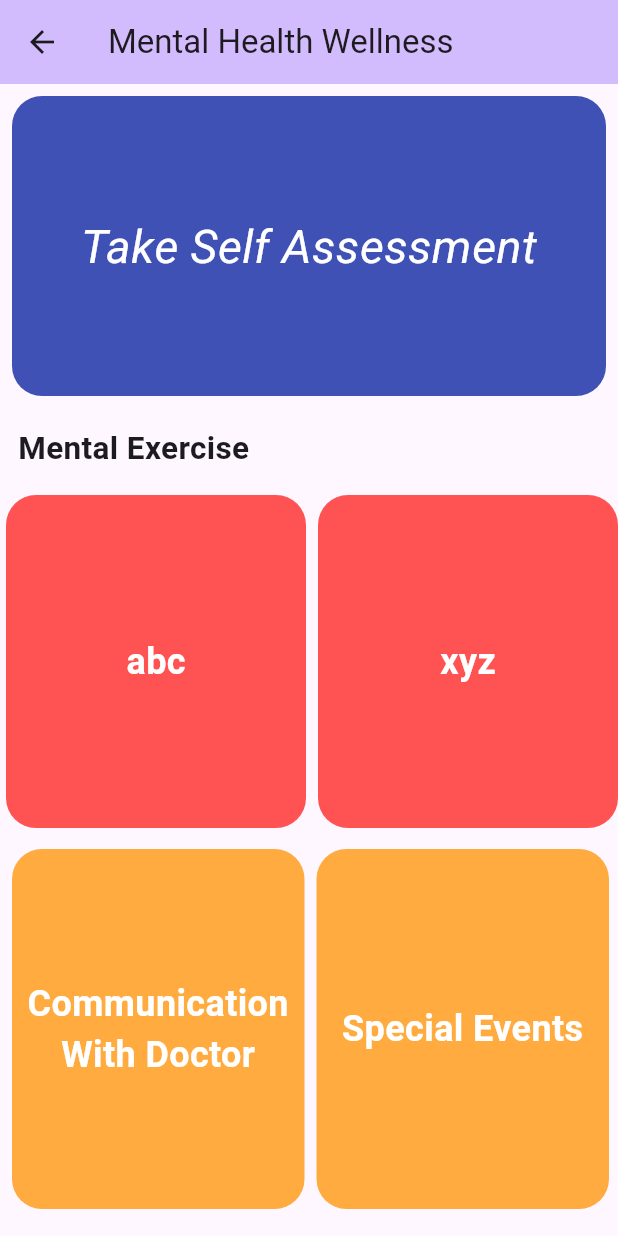
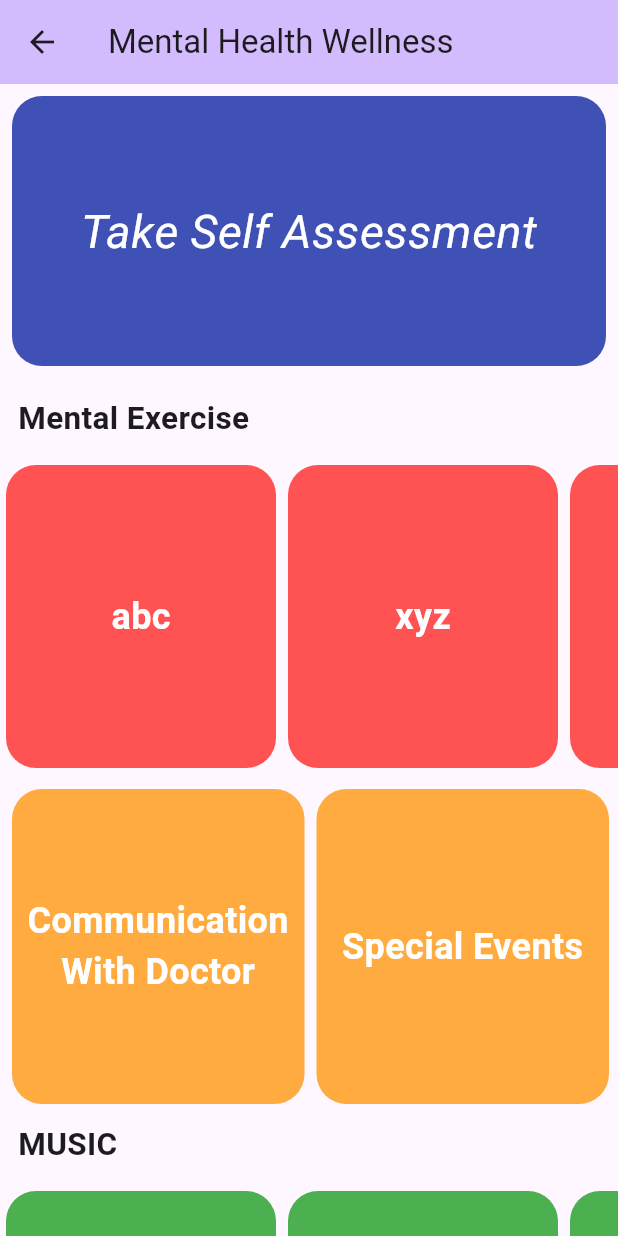
Before and after one commit to shoaib-inamdar/beyondpeace, a Flutter app: the screen it shows after launch, after a tap on "login", on a phone screen of 412 x 824 dp. Run offline on Flutter 3.47's test engine with Material 3 defaults, Android fonts, the phone set to English and light mode, and no system bars.

Commit message:
navigation added

```diff
--- a/lib/homepage.dart
+++ /dev/null
@@ -1,206 +0,0 @@
-import 'package:flutter/material.dart';
-
-// ignore: must_be_immutable
-class Homepage extends StatelessWidget {
-  Homepage({super.key});
-  var arrContents = ['abc', 'xyz', 'pqr', 'mnk', 'stv'];
-  @override
-  Widget build(BuildContext context) {
-    return Scaffold(
-        appBar: AppBar(
-          backgroundColor: Theme.of(context).colorScheme.inversePrimary,
-          title: Text('Mental Health Wellness '),
-        ),
-        body: ListView(
-          children: [
-            Padding(
-              padding: const EdgeInsets.all(8.0),
-              child: Container(
-                width: 100,
-                height: 200,
-                decoration: const BoxDecoration(
-                  color: Colors.indigo,
-                  borderRadius: BorderRadius.all(Radius.circular(20)),
-                ),
-                alignment: Alignment.center,
-                child: const Text(
-                  'Take Self Assessment',
-                  style: TextStyle(
-                      fontSize: 31,
-                      fontStyle: FontStyle.italic,
-                      color: Colors.white),
-                ),
-              ),
-            ),
-            Padding(
-              padding: const EdgeInsets.all(12.0),
-              child: const Text(
-                'Mental Exercise',
-                style: TextStyle(fontSize: 21, fontWeight: FontWeight.bold),
-              ),
-            ),
-
-            //Menta Exercise Design
-            Container(
-              width: 300,
-              height: 230,
-              child: ListView.builder(
-                itemBuilder: (context, index) {
-                  return Padding(
-                    padding: const EdgeInsets.all(4.0),
-                    child: Container(
-                      width: 200,
-                      height: 150,
-                      alignment: Alignment.center,
-                      decoration: BoxDecoration(
-                        borderRadius:
-                            const BorderRadius.all(Radius.circular(20)),
-                        color: Colors.redAccent,
-                      ),
-                      child: Text(
-                        arrContents[index],
-                        style: TextStyle(
-                            fontWeight: FontWeight.bold,
-                            fontSize: 24,
-                            color: Colors.white),
-                      ),
-                    ),
-                  );
-                },
-                itemCount: arrContents.length,
-                scrollDirection: Axis.horizontal,
-              ),
-            ),
-            Container(
-              height: 250,
-              child: ListView(
-                scrollDirection: Axis.horizontal,
-                children: [
-                  Padding(
-                    padding: const EdgeInsets.only(top: 10, left: 8),
-                    child: Container(
-                      width: 195,
-                      alignment: Alignment.center,
-                      decoration: BoxDecoration(
-                        borderRadius: BorderRadius.all(Radius.circular(20)),
-                        color: Colors.orangeAccent,
-                      ),
-                      child: Text('Communication  With Doctor',
-                          style: TextStyle(
-                              fontWeight: FontWeight.bold,
-                              fontSize: 24,
-                              color: Colors.white),
-                          textAlign: TextAlign.center),
-                    ),
-                  ),
-                  Padding(
-                    padding: const EdgeInsets.only(top: 10, left: 8, right: 8),
-                    child: Container(
-                      width: 195,
-                      alignment: Alignment.center,
-                      decoration: BoxDecoration(
-                        borderRadius: BorderRadius.all(Radius.circular(20)),
-                        color: Colors.orangeAccent,
-                      ),
-                      child: Text(
-                        'Special Events',
-                        style: TextStyle(
-                            fontWeight: FontWeight.bold,
-                            fontSize: 24,
-                            color: Colors.white),
-                        textAlign: TextAlign.center,
-                      ),
-                    ),
-                  ),
-                ],
-              ),
-            ),
-
-            Padding(
-              padding: const EdgeInsets.all(12.0),
-              child: const Text(
-                'MUSIC',
-                style: TextStyle(fontSize: 21, fontWeight: FontWeight.bold),
-              ),
-            ),
-
-            //Menta Exercise Design
-            Container(
-              width: 300,
-              height: 230,
-              child: ListView.builder(
-                itemBuilder: (context, index) {
-                  return Padding(
-                    padding: const EdgeInsets.all(4.0),
-                    child: Container(
-                      width: 200,
-                      height: 150,
-                      alignment: Alignment.center,
-                      decoration: BoxDecoration(
-                        borderRadius:
-                            const BorderRadius.all(Radius.circular(20)),
-                        color: Colors.green,
-                      ),
-                      child: Text(
-                        arrContents[index],
-                        style: TextStyle(
-                            fontWeight: FontWeight.bold,
-                            fontSize: 24,
-                            color: Colors.white),
-                      ),
-                    ),
-                  );
-                },
-                itemCount: arrContents.length,
-                scrollDirection: Axis.horizontal,
-              ),
-            ),
-            Container(
-              height: 250,
-              child: ListView(
-                scrollDirection: Axis.horizontal,
-                children: [
-                  Padding(
-                    padding: const EdgeInsets.only(top: 10, left: 8, bottom: 8),
-                    child: Container(
-                      width: 195,
-                      alignment: Alignment.center,
-                      decoration: BoxDecoration(
-                        borderRadius: BorderRadius.all(Radius.circular(20)),
-                        color: Colors.indigoAccent,
-                      ),
-                      child: Text('Support Group',
-                          style: TextStyle(
-                              fontWeight: FontWeight.bold,
-                              fontSize: 24,
-                              color: Colors.white),
-                          textAlign: TextAlign.center),
-                    ),
-                  ),
-                  Padding(
-                    padding: const EdgeInsets.only(
-                        top: 10, left: 8, right: 8, bottom: 8),
-                    child: Container(
-                      width: 195,
-                      alignment: Alignment.center,
-                      decoration: BoxDecoration(
-                        borderRadius: BorderRadius.all(Radius.circular(20)),
-                        color: Colors.indigoAccent,
-                      ),
-                      child: Text(
-                        'Record of Medical Reports',
-                        style: TextStyle(
-                            fontWeight: FontWeight.bold,
-                            fontSize: 24,
-                            color: Colors.white),
-                        textAlign: TextAlign.center,
-                      ),
-                    ),
-                  ),
-                ],
-              ),
-            ),
-          ],
-        ));
-  }
-}
--- a/lib/main.dart
+++ b/lib/main.dart
@@ -1,6 +1,7 @@
 // import 'package:beyondpeace/homepage.dart';
-import 'package:beyondpeace/homepage.dart';
-import 'package:beyondpeace/login.dart';
+import 'package:beyondpeace/pages/entrypage.dart';
+import 'package:beyondpeace/pages/homepage.dart';
+import 'package:beyondpeace/pages/login.dart';
 import 'package:beyondpeace/utils/routes.dart';
 import 'package:flutter/material.dart';
 // import 'package:beyondpeace/utils/routes.dart';
@@ -23,11 +24,11 @@ class MyApp extends StatelessWidget {
         useMaterial3: true,
       ),
       routes: {
-        // '/': (context) => Login(),
+        // '/': (context) => Entrypage(),
         Myroutes.homeroute: (context) => Homepage(),
         Myroutes.loginroute: (context) => Login()
       },
-      home: const Login(),
+      home: const Entrypage(),
     );
   }
 }
--- /dev/null
+++ b/lib/pages/entrypage.dart
@@ -0,0 +1,30 @@
+import 'package:beyondpeace/pages/login.dart';
+import 'package:beyondpeace/pages/sign.dart';
+import 'package:flutter/material.dart';
+
+class Entrypage extends StatelessWidget {
+  const Entrypage({super.key});
+
+  @override
+  Widget build(BuildContext context) {
+    return DefaultTabController(
+        length: 3,
+        child: Scaffold(
+            appBar: AppBar(
+              bottom: TabBar(tabs: [
+                Tab(
+                  text: 'Log In',
+                ),
+                Tab(
+                  text: 'Sign In',
+                ),
+              ]),
+            ),
+            body: TabBarView(
+              children: [
+                Login(),
+                SignIn(),
+              ],
+            )));
+  }
+}
--- /dev/null
+++ b/lib/pages/homepage.dart
@@ -0,0 +1,206 @@
+// import 'package:beyondpeace/components/bottomNavBar.dart';
+import 'package:flutter/material.dart';
+
+// ignore: must_be_immutable
+class Homepage extends StatelessWidget {
+  Homepage({super.key});
+  var arrContents = ['abc', 'xyz', 'pqr', 'mnk', 'stv'];
+  @override
+  Widget build(BuildContext context) {
+    return Scaffold(
+      appBar: AppBar(
+        backgroundColor: Theme.of(context).colorScheme.inversePrimary,
+        title: Text('Mental Health Wellness '),
+      ),
+      body: ListView(
+        children: [
+          Padding(
+            padding: const EdgeInsets.all(8.0),
+            child: Container(
+              width: 100,
+              height: 180,
+              decoration: const BoxDecoration(
+                color: Colors.indigo,
+                borderRadius: BorderRadius.all(Radius.circular(20)),
+              ),
+              alignment: Alignment.center,
+              child: const Text(
+                'Take Self Assessment',
+                style: TextStyle(
+                    fontSize: 31,
+                    fontStyle: FontStyle.italic,
+                    color: Colors.white),
+              ),
+            ),
+          ),
+          Padding(
+            padding: const EdgeInsets.all(12.0),
+            child: const Text(
+              'Mental Exercise',
+              style: TextStyle(fontSize: 21, fontWeight: FontWeight.bold),
+            ),
+          ),
+
+          //Menta Exercise Design
+          Container(
+            width: 300,
+            height: 210,
+            child: ListView.builder(
+              itemBuilder: (context, index) {
+                return Padding(
+                  padding: const EdgeInsets.all(4.0),
+                  child: Container(
+                    width: 180,
+                    height: 120,
+                    alignment: Alignment.center,
+                    decoration: BoxDecoration(
+                      borderRadius: const BorderRadius.all(Radius.circular(20)),
+                      color: Colors.redAccent,
+                    ),
+                    child: Text(
+                      arrContents[index],
+                      style: TextStyle(
+                          fontWeight: FontWeight.bold,
+                          fontSize: 24,
+                          color: Colors.white),
+                    ),
+                  ),
+                );
+              },
+              itemCount: arrContents.length,
+              scrollDirection: Axis.horizontal,
+            ),
+          ),
+          Container(
+            height: 220,
+            child: ListView(
+              scrollDirection: Axis.horizontal,
+              children: [
+                Padding(
+                  padding: const EdgeInsets.only(top: 10, left: 8),
+                  child: Container(
+                    width: 195,
+                    alignment: Alignment.center,
+                    decoration: BoxDecoration(
+                      borderRadius: BorderRadius.all(Radius.circular(20)),
+                      color: Colors.orangeAccent,
+                    ),
+                    child: Text('Communication  With Doctor',
+                        style: TextStyle(
+                            fontWeight: FontWeight.bold,
+                            fontSize: 24,
+                            color: Colors.white),
+                        textAlign: TextAlign.center),
+                  ),
+                ),
+                Padding(
+                  padding: const EdgeInsets.only(top: 10, left: 8, right: 8),
+                  child: Container(
+                    width: 195,
+                    alignment: Alignment.center,
+                    decoration: BoxDecoration(
+                      borderRadius: BorderRadius.all(Radius.circular(20)),
+                      color: Colors.orangeAccent,
+                    ),
+                    child: Text(
+                      'Special Events',
+                      style: TextStyle(
+                          fontWeight: FontWeight.bold,
+                          fontSize: 24,
+                          color: Colors.white),
+                      textAlign: TextAlign.center,
+                    ),
+                  ),
+                ),
+              ],
+            ),
+          ),
+
+          Padding(
+            padding: const EdgeInsets.all(12.0),
+            child: const Text(
+              'MUSIC',
+              style: TextStyle(fontSize: 21, fontWeight: FontWeight.bold),
+            ),
+          ),
+
+          //Menta Exercise Design
+          Container(
+            width: 300,
+            height: 210,
+            child: ListView.builder(
+              itemBuilder: (context, index) {
+                return Padding(
+                  padding: const EdgeInsets.all(4.0),
+                  child: Container(
+                    width: 180,
+                    height: 150,
+                    alignment: Alignment.center,
+                    decoration: BoxDecoration(
+                      borderRadius: const BorderRadius.all(Radius.circular(20)),
+                      color: Colors.green,
+                    ),
+                    child: Text(
+                      arrContents[index],
+                      style: TextStyle(
+                          fontWeight: FontWeight.bold,
+                          fontSize: 24,
+                          color: Colors.white),
+                    ),
+                  ),
+                );
+              },
+              itemCount: arrContents.length,
+              scrollDirection: Axis.horizontal,
+            ),
+          ),
+          Container(
+            height: 220,
+            child: ListView(
+              scrollDirection: Axis.horizontal,
+              children: [
+                Padding(
+                  padding: const EdgeInsets.only(top: 10, left: 8, bottom: 8),
+                  child: Container(
+                    width: 195,
+                    alignment: Alignment.center,
+                    decoration: BoxDecoration(
+                      borderRadius: BorderRadius.all(Radius.circular(20)),
+                      color: Colors.indigoAccent,
+                    ),
+                    child: Text('Support Group',
+                        style: TextStyle(
+                            fontWeight: FontWeight.bold,
+                            fontSize: 24,
+                            color: Colors.white),
+                        textAlign: TextAlign.center),
+                  ),
+                ),
+                Padding(
+                  padding: const EdgeInsets.only(
+                      top: 10, left: 8, right: 8, bottom: 8),
+                  child: Container(
+                    width: 195,
+                    alignment: Alignment.center,
+                    decoration: BoxDecoration(
+                      borderRadius: BorderRadius.all(Radius.circular(20)),
+                      color: Colors.indigoAccent,
+                    ),
+                    child: Text(
+                      'Record of Medical Reports',
+                      style: TextStyle(
+                          fontWeight: FontWeight.bold,
+                          fontSize: 24,
+                          color: Colors.white),
+                      textAlign: TextAlign.center,
+                    ),
+                  ),
+                ),
+              ],
+            ),
+          ),
+        ],
+      ),
+    );
+  }
+}
--- a/lib/login.dart
+++ b/lib/pages/login.dart
@@ -16,7 +16,7 @@ class Login extends StatelessWidget {
           child: Column(
             children: [
               SizedBox(
-                height: 60,
+                height: 10,
               ),
               Image.asset(
                 "assets/images/brain.jpg",
--- /dev/null
+++ b/lib/pages/sign.dart
@@ -0,0 +1,45 @@
+import 'package:flutter/cupertino.dart';
+import 'package:flutter/material.dart';
+
+class SignIn extends StatelessWidget {
+  const SignIn({super.key});
+
+  @override
+  Widget build(BuildContext context) {
+    return Scaffold(
+        body: SingleChildScrollView(
+      child: SafeArea(
+          child: Center(
+        child: Column(
+          children: [
+            TextField(
+              cursorHeight: 33,
+              style: TextStyle(
+                fontSize: 20,
+              ),
+              decoration: InputDecoration(
+                  prefixIcon: Icon(CupertinoIcons.person_crop_circle_fill),
+                  labelText: "Username",
+                  contentPadding: EdgeInsets.all(13),
+                  border: OutlineInputBorder()),
+            ),
+            SizedBox(
+              height: 10,
+            ),
+            TextField(
+              cursorHeight: 33,
+              style: TextStyle(
+                fontSize: 20,
+              ),
+              decoration: InputDecoration(
+                  prefixIcon: Icon(CupertinoIcons.person_crop_circle_fill),
+                  labelText: "Username",
+                  contentPadding: EdgeInsets.all(13),
+                  border: OutlineInputBorder()),
+            ),
+          ],
+        ),
+      )),
+    ));
+  }
+}
--- a/pubspec.yaml
+++ b/pubspec.yaml
@@ -35,6 +35,7 @@ dependencies:
   # The following adds the Cupertino Icons font to your application.
   # Use with the CupertinoIcons class for iOS style icons.
   cupertino_icons: ^1.0.2
+  curved_navigation_bar: ^1.0.3
 
 dev_dependencies:
   flutter_test:
```
Also changed, not shown: pubspec.lock.
